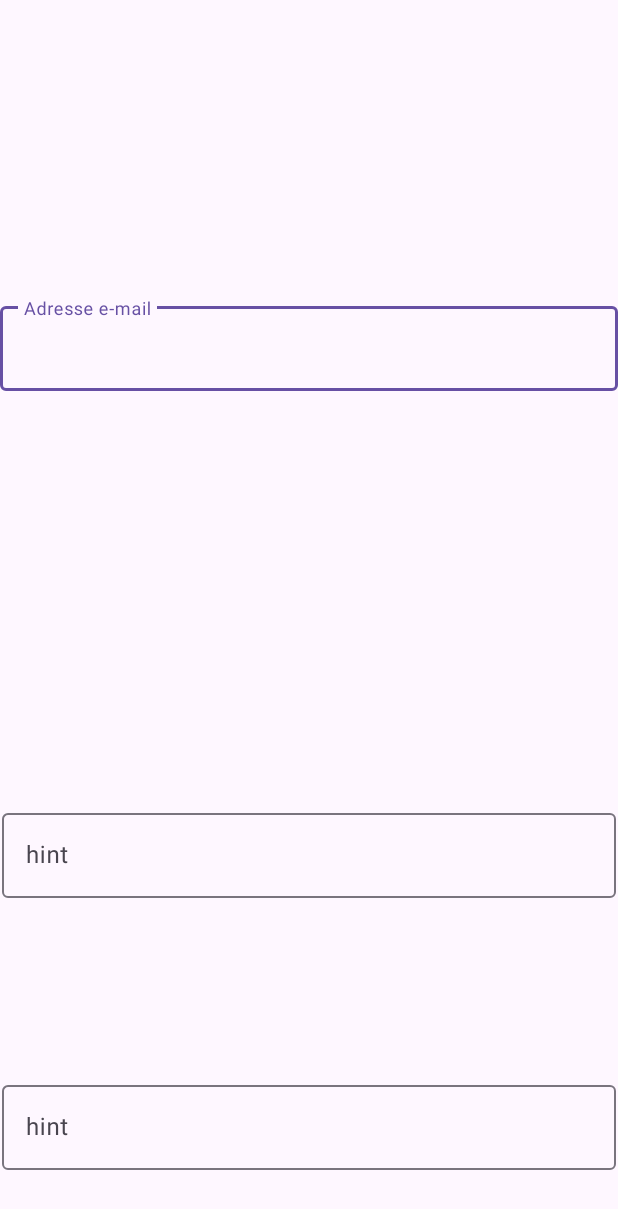
After one commit to BlancAlexis/AppEntretienAuto, an Android app: the fragment addUserFragment shown on its own in the app's theme, on a phone screen of 412 x 824 dp. The commit adds this screen. Shown: the top 1209 px of the screen. Run offline under Robolectric (Android 15) with nearby library versions, the phone set to English and light mode, and no system bars.

```diff
--- a/app/build.gradle.kts
+++ b/app/build.gradle.kts
@@ -33,6 +33,10 @@ android {
     kotlinOptions {
         jvmTarget = "1.8"
     }
+    buildFeatures {
+        viewBinding = true
+    }
+
 }
 
 dependencies {
--- a/app/src/main/java/com/example/manageyourcar/view/fragments/LoginFragment.kt
+++ b/app/src/main/java/com/example/manageyourcar/view/fragments/LoginFragment.kt
@@ -1,4 +1,6 @@
 package com.example.manageyourcar.view.fragments
 
-class LoginFragment {
+import androidx.fragment.app.Fragment
+
+class LoginFragment: Fragment() {
 }
--- /dev/null
+++ b/app/src/main/java/com/example/manageyourcar/view/fragments/addUserFragment.kt
@@ -0,0 +1,38 @@
+package com.example.manageyourcar.view.fragments
+
+import android.os.Bundle
+import androidx.fragment.app.Fragment
+import android.view.LayoutInflater
+import android.view.View
+import android.view.ViewGroup
+import com.example.manageyourcar.R
+import com.google.android.material.textfield.TextInputLayout
+
+// TODO: Rename parameter arguments, choose names that match
+// the fragment initialization parameters, e.g. ARG_ITEM_NUMBER
+/**
+ * A simple [Fragment] subclass.
+ * Use the [addUserFragment.newInstance] factory method to
+ * create an instance of this fragment.
+ */
+class addUserFragment : Fragment() {
+
+
+    override fun onCreate(savedInstanceState: Bundle?) {
+        super.onCreate(savedInstanceState)
+    }
+
+    override fun onCreateView(
+        inflater: LayoutInflater, container: ViewGroup?,
+        savedInstanceState: Bundle?
+    ): View? {
+        val view=inflater.inflate(R.layout.fragment_add_user, container, false)
+
+        return inflater.inflate(R.layout.fragment_add_user, container, false)
+    }
+
+    companion object {
+        fun newInstance() {}
+
+    }
+}
--- /dev/null
+++ b/app/src/main/res/layout/fragment_add_user.xml
@@ -0,0 +1,70 @@
+<?xml version="1.0" encoding="utf-8"?>
+<FrameLayout xmlns:android="http://schemas.android.com/apk/res/android"
+    xmlns:app="http://schemas.android.com/apk/res-auto"
+    xmlns:tools="http://schemas.android.com/tools"
+    android:layout_width="match_parent"
+    android:layout_height="match_parent"
+    tools:context=".view.fragments.addUserFragment">
+
+
+    <androidx.constraintlayout.widget.ConstraintLayout
+        android:layout_width="match_parent"
+        android:layout_height="match_parent">
+
+
+        <com.google.android.material.textfield.TextInputLayout
+            android:id="@+id/textInputLayout2"
+            android:layout_width="match_parent"
+            android:layout_height="wrap_content"
+            android:layout_marginTop="200dp"
+            android:layout_marginBottom="138dp"
+            app:layout_constraintBottom_toTopOf="@+id/textInputLayout"
+            app:layout_constraintEnd_toEndOf="parent"
+            app:layout_constraintStart_toStartOf="parent"
+            app:layout_constraintTop_toTopOf="parent">
+
+            <com.google.android.material.textfield.TextInputEditText
+                android:layout_width="match_parent"
+                android:layout_height="wrap_content"
+                android:hint="Adresse e-mail" />
+        </com.google.android.material.textfield.TextInputLayout>
+
+        <com.google.android.material.textfield.TextInputLayout
+            android:id="@+id/textInputLayout"
+            android:layout_width="409dp"
+            android:layout_height="wrap_content"
+            android:layout_marginStart="1dp"
+            android:layout_marginTop="138dp"
+            android:layout_marginEnd="1dp"
+            android:layout_marginBottom="94dp"
+            app:layout_constraintBottom_toTopOf="@+id/textInputLayout3"
+            app:layout_constraintEnd_toEndOf="parent"
+            app:layout_constraintStart_toStartOf="parent"
+            app:layout_constraintTop_toBottomOf="@+id/textInputLayout2">
+
+            <com.google.android.material.textfield.TextInputEditText
+                android:layout_width="match_parent"
+                android:layout_height="wrap_content"
+                android:hint="hint" />
+        </com.google.android.material.textfield.TextInputLayout>
+
+        <com.google.android.material.textfield.TextInputLayout
+            android:id="@+id/textInputLayout3"
+            android:layout_width="409dp"
+            android:layout_height="wrap_content"
+            android:layout_marginStart="1dp"
+            android:layout_marginTop="25dp"
+            android:layout_marginEnd="1dp"
+            android:layout_marginBottom="46dp"
+            app:layout_constraintBottom_toBottomOf="parent"
+            app:layout_constraintEnd_toEndOf="parent"
+            app:layout_constraintStart_toStartOf="parent"
+            app:layout_constraintTop_toBottomOf="@+id/textInputLayout">
+
+            <com.google.android.material.textfield.TextInputEditText
+                android:layout_width="match_parent"
+                android:layout_height="wrap_content"
+                android:hint="hint" />
+        </com.google.android.material.textfield.TextInputLayout>
+    </androidx.constraintlayout.widget.ConstraintLayout>
+</FrameLayout>
--- a/app/src/main/res/values/strings.xml
+++ b/app/src/main/res/values/strings.xml
@@ -1,3 +1,5 @@
 <resources>
     <string name="app_name">ManageYourCar</string>
+    <!-- TODO: Remove or change this placeholder text -->
+    <string name="hello_blank_fragment">Hello blank fragment</string>
 </resources>
```
